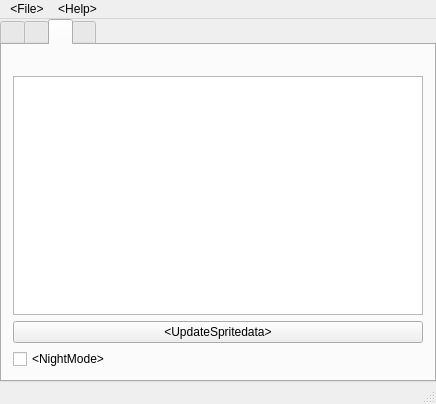
Qt form mainwindow.ui (ExplosBlue/CoinKiller) before a commit.
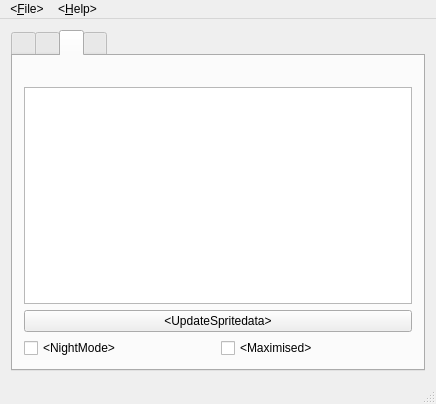
The same form after that commit. The open tabs and pages were chosen to show the change.

Commit message: Added toggle to start editor maximised

```diff
--- a/mainwindow.ui
+++ b/mainwindow.ui
@@ -18,18 +18,6 @@
   </property>
   <widget class="QWidget" name="centralWidget">
    <layout class="QVBoxLayout" name="verticalLayout">
-    <property name="leftMargin">
-     <number>0</number>
-    </property>
-    <property name="topMargin">
-     <number>0</number>
-    </property>
-    <property name="rightMargin">
-     <number>0</number>
-    </property>
-    <property name="bottomMargin">
-     <number>0</number>
-    </property>
     <item>
      <widget class="QTabWidget" name="tabWidget">
       <property name="currentIndex">
@@ -132,6 +120,10 @@
             </property>
            </widget>
           </item>
+         </layout>
+        </item>
+        <item>
+         <layout class="QHBoxLayout" name="horizontalLayout">
           <item>
            <widget class="QCheckBox" name="nightModeCheckbox">
             <property name="text">
@@ -139,6 +131,13 @@
             </property>
            </widget>
           </item>
+          <item>
+           <widget class="QCheckBox" name="maximisedCheckbox">
+            <property name="text">
+             <string>&lt;Maximised&gt;</string>
+            </property>
+           </widget>
+          </item>
          </layout>
         </item>
        </layout>
@@ -167,18 +166,18 @@
      <x>0</x>
      <y>0</y>
      <width>436</width>
-     <height>21</height>
+     <height>36</height>
     </rect>
    </property>
    <widget class="QMenu" name="menuFile">
     <property name="title">
-     <string>&lt;File&gt;</string>
+     <string>&lt;&amp;File&gt;</string>
     </property>
     <addaction name="actionLoadUnpackedROMFS"/>
    </widget>
    <widget class="QMenu" name="menuHelp">
     <property name="title">
-     <string>&lt;Help&gt;</string>
+     <string>&lt;&amp;Help&gt;</string>
     </property>
     <addaction name="actionAbout"/>
    </widget>
```
Left out of the diff: 4 changed lines with no effect on the pictures. The commit also changes 7 other files.
